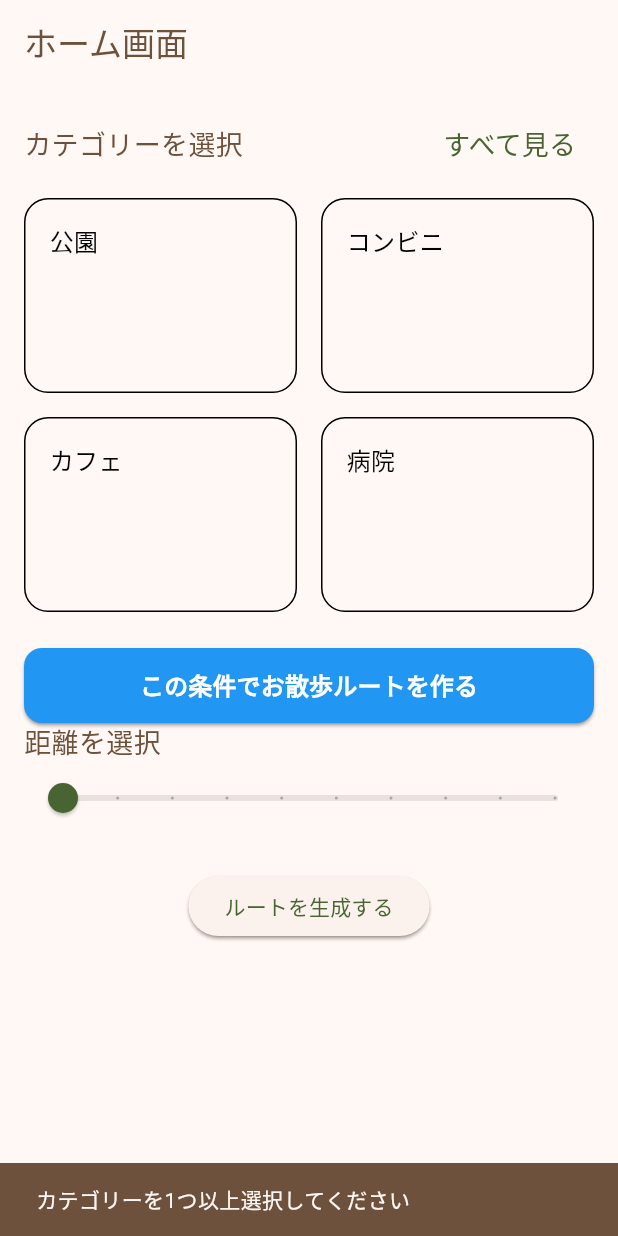
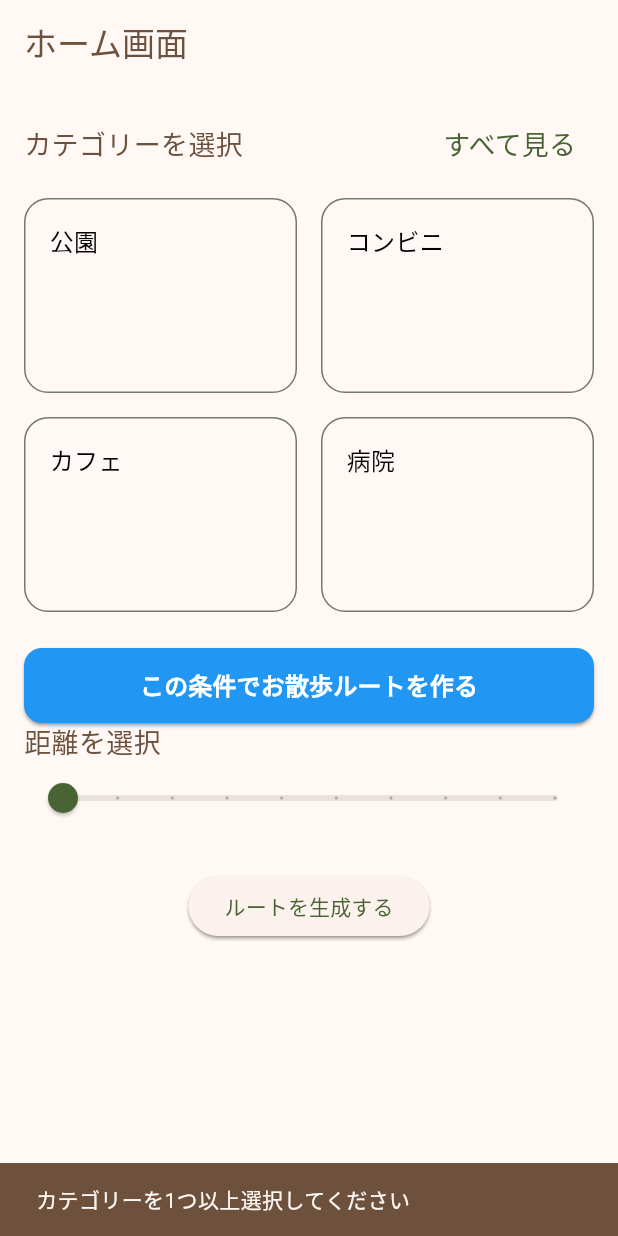
Before and after one commit to rama198562/SmartLifeKorokke, a Flutter app: the screen it shows after launch, after a tap on "この条件でお散歩ルートを作る", on a phone screen of 412 x 824 dp. Run offline on Flutter 3.47's test engine with Material 3 defaults, Android fonts, the phone set to English and light mode, and no system bars; our stand-ins replace flutter_map, flutter_riverpod, go_router, google_fonts, google_generative_ai, latlong2; Roboto replaces fonts that are missing (Zen Maru Gothic).

Commit message:
fix: コンフリクトの解消、カテゴリー選択画面のエラー修正

```diff
--- a/lib/pages/home_page/widgets/category_grid.dart
+++ b/lib/pages/home_page/widgets/category_grid.dart
@@ -1,5 +1,5 @@
 import 'package:flutter/material.dart';
-import '../services/gemini_service.dart';
+import '../../../services/gemini_service.dart'; // 💡 パス（住所）を正しい位置に修正！
 
 // ① 複数選択の状態を管理するため、StatefulWidgetに変更
 class CategoryGrid extends StatefulWidget {
@@ -38,7 +38,6 @@ class _CategoryGridState extends State<CategoryGrid> {
     });
 
     // 💡 選ばれた項目を「、」で繋いでプロンプト（userRequest）にする
-    // 例: "公園、カフェ" -> "公園、カフェに立ち寄るお散歩ルートを提案してください。"
     final userRequest = "${selectedTitles.join('、')}に立ち寄るお散歩ルートを提案してください。";
     print('Geminiへのリクエスト: $userRequest');
 
@@ -56,7 +55,7 @@ class _CategoryGridState extends State<CategoryGrid> {
 
       // 🚀 【次のステップ】ここで地図API（Google Maps等）の画面に result を渡して画面遷移する
       ScaffoldMessenger.of(context).showSnackBar(
-        SnackBar(content: Text('ルート解析成功: ${result['keywords']}')),
+        SnackBar(content: Text('ルート解析成功: ${result['keywords'] ?? '完了'}')),
       );
     } else {
       ScaffoldMessenger.of(context).showSnackBar(
@@ -115,21 +114,15 @@ class _CategoryGridState extends State<CategoryGrid> {
               child: Container(
                 padding: const EdgeInsets.all(16.0),
                 decoration: BoxDecoration(
-                  // ⑥ 選択されている時は枠線の色や太さを変えて「選んでる感」を出す！
-                  color: Theme.of(context).colorScheme.surface,
+                  // 💡 色のダブりを解消し、選択時はほんのり青くなるように修正
+                  color: isSelected
+                      ? Colors.blue.withOpacity(0.1)
+                      : Theme.of(context).colorScheme.surface,
                   borderRadius: BorderRadius.circular(16),
                   border: Border.all(
-                    color: isSelected ? Colors.blue : Colors.black, // 選ばれてたら青枠
-                    width: isSelected ? 2.5 : 1,                   // 選ばれてたら太く
-                    color: Theme.of(context).colorScheme.outline,
+                    color: isSelected ? Colors.blue : Theme.of(context).colorScheme.outline,
+                    width: isSelected ? 2.5 : 1,
                   ),
-                    // boxShadow: [
-                  //   BoxShadow(
-                  //     blurRadius: 8,
-                  //     offset: const Offset(0, 4),
-                      color: isSelected ? Colors.blue.withOpacity(0.2) : Colors.black.withOpacity(0.1),
-                  //   ),
-                  // ],
                 ),
                 child: Column(
                   crossAxisAlignment: CrossAxisAlignment.start,
@@ -139,11 +132,10 @@ class _CategoryGridState extends State<CategoryGrid> {
                       item['title'],
                       style: TextStyle(
                         fontSize: 16,
-                        fontWeight: isSelected ? FontWeight.bold : FontWeight.normal, // 太字に
-                        color: isSelected ? Colors.blue : Colors.black,             // 文字も青に
+                        fontWeight: isSelected ? FontWeight.bold : FontWeight.normal,
+                        color: isSelected ? Colors.blue : Colors.black,
                       ),
                     ),
-                    // 右下にチェックマークアイコンを出す（お好みで）
                     if (isSelected)
                       const Align(
                         alignment: Alignment.bottomRight,
@@ -170,7 +162,7 @@ class _CategoryGridState extends State<CategoryGrid> {
               shape: RoundedRectangleBorder(borderRadius: BorderRadius.circular(12)),
             ),
             child: isLoading
-                ? const CircularProgressIndicator(color: Colors.white) // 通信中はぐるぐる
+                ? const CircularProgressIndicator(color: Colors.white)
                 : const Text('この条件でお散歩ルートを作る', style: TextStyle(fontSize: 16, fontWeight: FontWeight.bold)),
           ),
         ),
```
Also changed, not shown: pubspec.lock.
